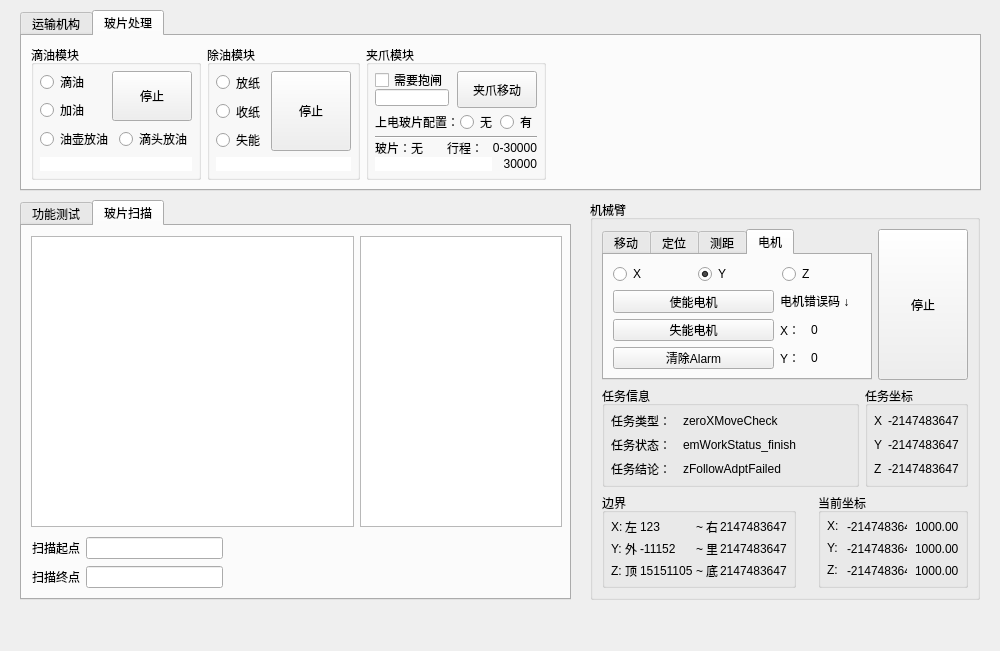
The window that form/formctrl.ui (KingChenFY/ZW_JiXieBiTool) describes before a commit, drawn with Qt 5.
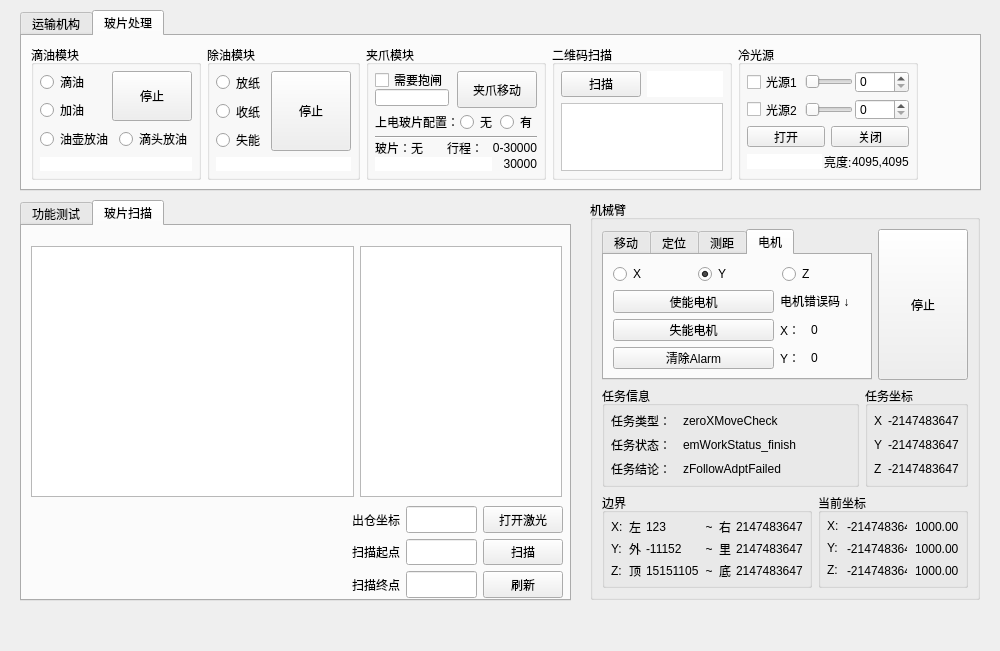
The same window after the commit. The open tabs and pages were chosen to show the change. Custom widgets are drawn as their Qt base class.

Commit message: 增加垂直，扫码枪，光源部分

Patch:
```diff
--- a/form/formctrl.ui
+++ b/form/formctrl.ui
@@ -880,7 +880,7 @@
        <widget class="QGroupBox" name="gb_xyzLine">
         <property name="minimumSize">
          <size>
-          <width>194</width>
+          <width>210</width>
           <height>95</height>
          </size>
         </property>
@@ -2441,6 +2441,272 @@
        </layout>
       </widget>
      </item>
+     <item>
+      <widget class="QGroupBox" name="gb_qrScan">
+       <property name="maximumSize">
+        <size>
+         <width>180</width>
+         <height>16777215</height>
+        </size>
+       </property>
+       <property name="title">
+        <string>二维码扫描</string>
+       </property>
+       <layout class="QVBoxLayout" name="verticalLayout_47">
+        <property name="leftMargin">
+         <number>6</number>
+        </property>
+        <property name="topMargin">
+         <number>6</number>
+        </property>
+        <property name="rightMargin">
+         <number>6</number>
+        </property>
+        <property name="bottomMargin">
+         <number>6</number>
+        </property>
+        <item>
+         <layout class="QHBoxLayout" name="horizontalLayout_39">
+          <item>
+           <widget class="QPushButton" name="pbtn_QRscan">
+            <property name="sizePolicy">
+             <sizepolicy hsizetype="Preferred" vsizetype="Preferred">
+              <horstretch>0</horstretch>
+              <verstretch>0</verstretch>
+             </sizepolicy>
+            </property>
+            <property name="text">
+             <string>扫描</string>
+            </property>
+           </widget>
+          </item>
+          <item>
+           <widget class="QLabel" name="lab_QRcolor">
+            <property name="styleSheet">
+             <string notr="true">background-color: rgb(255, 255, 255);</string>
+            </property>
+            <property name="text">
+             <string/>
+            </property>
+           </widget>
+          </item>
+         </layout>
+        </item>
+        <item>
+         <widget class="QTextBrowser" name="txt_QRdata">
+          <property name="sizePolicy">
+           <sizepolicy hsizetype="Preferred" vsizetype="Preferred">
+            <horstretch>0</horstretch>
+            <verstretch>0</verstretch>
+           </sizepolicy>
+          </property>
+          <property name="styleSheet">
+           <string notr="true">background-color: rgb(255, 255, 255);</string>
+          </property>
+         </widget>
+        </item>
+       </layout>
+      </widget>
+     </item>
+     <item>
+      <widget class="QGroupBox" name="gb_Light">
+       <property name="maximumSize">
+        <size>
+         <width>180</width>
+         <height>16777215</height>
+        </size>
+       </property>
+       <property name="title">
+        <string>冷光源</string>
+       </property>
+       <layout class="QVBoxLayout" name="verticalLayout_46">
+        <property name="leftMargin">
+         <number>6</number>
+        </property>
+        <property name="topMargin">
+         <number>6</number>
+        </property>
+        <property name="rightMargin">
+         <number>6</number>
+        </property>
+        <property name="bottomMargin">
+         <number>6</number>
+        </property>
+        <item>
+         <layout class="QHBoxLayout" name="horizontalLayout_38">
+          <property name="spacing">
+           <number>2</number>
+          </property>
+          <item>
+           <widget class="QCheckBox" name="cb_LT1">
+            <property name="sizePolicy">
+             <sizepolicy hsizetype="Preferred" vsizetype="Preferred">
+              <horstretch>0</horstretch>
+              <verstretch>0</verstretch>
+             </sizepolicy>
+            </property>
+            <property name="text">
+             <string>光源1</string>
+            </property>
+           </widget>
+          </item>
+          <item>
+           <widget class="QSlider" name="hsd_LT1">
+            <property name="sizePolicy">
+             <sizepolicy hsizetype="Preferred" vsizetype="Preferred">
+              <horstretch>0</horstretch>
+              <verstretch>0</verstretch>
+             </sizepolicy>
+            </property>
+            <property name="minimum">
+             <number>0</number>
+            </property>
+            <property name="maximum">
+             <number>4095</number>
+            </property>
+            <property name="orientation">
+             <enum>Qt::Horizontal</enum>
+            </property>
+           </widget>
+          </item>
+          <item>
+           <widget class="QSpinBox" name="spb_LT1">
+            <property name="sizePolicy">
+             <sizepolicy hsizetype="Preferred" vsizetype="Preferred">
+              <horstretch>0</horstretch>
+              <verstretch>0</verstretch>
+             </sizepolicy>
+            </property>
+            <property name="maximum">
+             <number>4096</number>
+            </property>
+           </widget>
+          </item>
+         </layout>
+        </item>
+        <item>
+         <layout class="QHBoxLayout" name="horizontalLayout_40">
+          <property name="spacing">
+           <number>2</number>
+          </property>
+          <item>
+           <widget class="QCheckBox" name="cb_LT2">
+            <property name="sizePolicy">
+             <sizepolicy hsizetype="Preferred" vsizetype="Preferred">
+              <horstretch>0</horstretch>
+              <verstretch>0</verstretch>
+             </sizepolicy>
+            </property>
+            <property name="text">
+             <string>光源2</string>
+            </property>
+           </widget>
+          </item>
+          <item>
+           <widget class="QSlider" name="hsd_LT2">
+            <property name="sizePolicy">
+             <sizepolicy hsizetype="Preferred" vsizetype="Preferred">
+              <horstretch>0</horstretch>
+              <verstretch>0</verstretch>
+             </sizepolicy>
+            </property>
+            <property name="minimum">
+             <number>0</number>
+            </property>
+            <property name="maximum">
+             <number>4095</number>
+            </property>
+            <property name="orientation">
+             <enum>Qt::Horizontal</enum>
+            </property>
+           </widget>
+          </item>
+          <item>
+           <widget class="QSpinBox" name="spb_LT2">
+            <property name="sizePolicy">
+             <sizepolicy hsizetype="Preferred" vsizetype="Preferred">
+              <horstretch>0</horstretch>
+              <verstretch>0</verstretch>
+             </sizepolicy>
+            </property>
+            <property name="maximum">
+             <number>4095</number>
+            </property>
+           </widget>
+          </item>
+         </layout>
+        </item>
+        <item>
+         <layout class="QHBoxLayout" name="horizontalLayout_41">
+          <item>
+           <widget class="QPushButton" name="pbtn_LTOpen">
+            <property name="text">
+             <string>打开</string>
+            </property>
+           </widget>
+          </item>
+          <item>
+           <widget class="QPushButton" name="pbtn_LTClose">
+            <property name="text">
+             <string>关闭</string>
+            </property>
+           </widget>
+          </item>
+         </layout>
+        </item>
+        <item>
+         <layout class="QHBoxLayout" name="horizontalLayout_43" stretch="0,0">
+          <property name="spacing">
+           <number>2</number>
+          </property>
+          <item>
+           <widget class="QLabel" name="lab_LTcolor">
+            <property name="maximumSize">
+             <size>
+              <width>16777215</width>
+              <height>15</height>
+             </size>
+            </property>
+            <property name="styleSheet">
+             <string notr="true">background-color: rgb(255, 255, 255);</string>
+            </property>
+            <property name="text">
+             <string/>
+            </property>
+           </widget>
+          </item>
+          <item>
+           <layout class="QHBoxLayout" name="horizontalLayout_42">
+            <property name="spacing">
+             <number>0</number>
+            </property>
+            <item>
+             <widget class="QLabel" name="label_48">
+              <property name="text">
+               <string>亮度:</string>
+              </property>
+             </widget>
+            </item>
+            <item>
+             <widget class="QLabel" name="lab_LTlight">
+              <property name="maximumSize">
+               <size>
+                <width>60</width>
+                <height>16777215</height>
+               </size>
+              </property>
+              <property name="text">
+               <string>4095,4095</string>
+              </property>
+             </widget>
+            </item>
+           </layout>
+          </item>
+         </layout>
+        </item>
+       </layout>
+      </widget>
+     </item>
      <item>
       <spacer name="horizontalSpacer_4">
        <property name="orientation">
@@ -2463,7 +2729,7 @@
      <x>20</x>
      <y>200</y>
      <width>551</width>
-     <height>400</height>
+     <height>401</height>
     </rect>
    </property>
    <property name="currentIndex">
@@ -3017,36 +3283,87 @@
     <attribute name="title">
      <string>玻片扫描</string>
     </attribute>
-    <widget class="QWidget" name="">
+    <widget class="QWidget" name="layoutWidget">
      <property name="geometry">
       <rect>
        <x>9</x>
-       <y>10</y>
+       <y>20</y>
        <width>531</width>
-       <height>291</height>
+       <height>251</height>
       </rect>
      </property>
      <layout class="QHBoxLayout" name="horizontalLayout_34" stretch="8,5">
       <item>
-       <widget class="QTableWidget" name="tbw_SlideInfo"/>
+       <widget class="QTableWidget" name="tbw_SlideInfo">
+        <property name="sizePolicy">
+         <sizepolicy hsizetype="Preferred" vsizetype="Preferred">
+          <horstretch>0</horstretch>
+          <verstretch>0</verstretch>
+         </sizepolicy>
+        </property>
+       </widget>
       </item>
       <item>
-       <widget class="QTableWidget" name="tbw_SlideCnt"/>
+       <widget class="QTableWidget" name="tbw_SlideCnt">
+        <property name="sizePolicy">
+         <sizepolicy hsizetype="Preferred" vsizetype="Preferred">
+          <horstretch>0</horstretch>
+          <verstretch>0</verstretch>
+         </sizepolicy>
+        </property>
+       </widget>
       </item>
      </layout>
     </widget>
-    <widget class="QWidget" name="">
+    <widget class="QWidget" name="layoutWidget">
      <property name="geometry">
       <rect>
-       <x>10</x>
-       <y>310</y>
-       <width>191</width>
-       <height>54</height>
+       <x>330</x>
+       <y>280</y>
+       <width>211</width>
+       <height>92</height>
       </rect>
      </property>
      <layout class="QVBoxLayout" name="verticalLayout_45">
+      <property name="spacing">
+       <number>6</number>
+      </property>
       <item>
-       <layout class="QHBoxLayout" name="horizontalLayout_35">
+       <layout class="QHBoxLayout" name="horizontalLayout_35" stretch="1,2,2">
+        <item>
+         <widget class="QLabel" name="label_47">
+          <property name="text">
+           <string>出仓坐标</string>
+          </property>
+         </widget>
+        </item>
+        <item>
+         <widget class="QLineEdit" name="ledit_MVout">
+          <property name="sizePolicy">
+           <sizepolicy hsizetype="Preferred" vsizetype="Preferred">
+            <horstretch>0</horstretch>
+            <verstretch>0</verstretch>
+           </sizepolicy>
+          </property>
+         </widget>
+        </item>
+        <item>
+         <widget class="QPushButton" name="pbtn_MVLaser">
+          <property name="sizePolicy">
+           <sizepolicy hsizetype="Preferred" vsizetype="Preferred">
+            <horstretch>0</horstretch>
+            <verstretch>0</verstretch>
+           </sizepolicy>
+          </property>
+          <property name="text">
+           <string>打开激光</string>
+          </property>
+         </widget>
+        </item>
+       </layout>
+      </item>
+      <item>
+       <layout class="QHBoxLayout" name="horizontalLayout_36" stretch="1,2,2">
         <item>
          <widget class="QLabel" name="label_40">
           <property name="text">
@@ -3055,12 +3372,32 @@
          </widget>
         </item>
         <item>
-         <widget class="QLineEdit" name="lineEdit"/>
+         <widget class="QLineEdit" name="ledit_MVstart">
+          <property name="sizePolicy">
+           <sizepolicy hsizetype="Preferred" vsizetype="Preferred">
+            <horstretch>0</horstretch>
+            <verstretch>0</verstretch>
+           </sizepolicy>
+          </property>
+         </widget>
+        </item>
+        <item>
+         <widget class="QPushButton" name="pbtn_MVscan">
+          <property name="sizePolicy">
+           <sizepolicy hsizetype="Preferred" vsizetype="Preferred">
+            <horstretch>0</horstretch>
+            <verstretch>0</verstretch>
+           </sizepolicy>
+          </property>
+          <property name="text">
+           <string>扫描</string>
+          </property>
+         </widget>
         </item>
        </layout>
       </item>
       <item>
-       <layout class="QHBoxLayout" name="horizontalLayout_36">
+       <layout class="QHBoxLayout" name="horizontalLayout_37" stretch="1,2,2">
         <item>
          <widget class="QLabel" name="label_46">
           <property name="text">
@@ -3069,7 +3406,27 @@
          </widget>
         </item>
         <item>
-         <widget class="QLineEdit" name="lineEdit_2"/>
+         <widget class="QLineEdit" name="ledit_MVend">
+          <property name="sizePolicy">
+           <sizepolicy hsizetype="Preferred" vsizetype="Preferred">
+            <horstretch>0</horstretch>
+            <verstretch>0</verstretch>
+           </sizepolicy>
+          </property>
+         </widget>
+        </item>
+        <item>
+         <widget class="QPushButton" name="pbtn_MVrefresh">
+          <property name="sizePolicy">
+           <sizepolicy hsizetype="Preferred" vsizetype="Preferred">
+            <horstretch>0</horstretch>
+            <verstretch>0</verstretch>
+           </sizepolicy>
+          </property>
+          <property name="text">
+           <string>刷新</string>
+          </property>
+         </widget>
         </item>
        </layout>
       </item>
```
Left out of the diff: 8 changed lines with no effect on the pictures. The commit also changes 25 other files.
